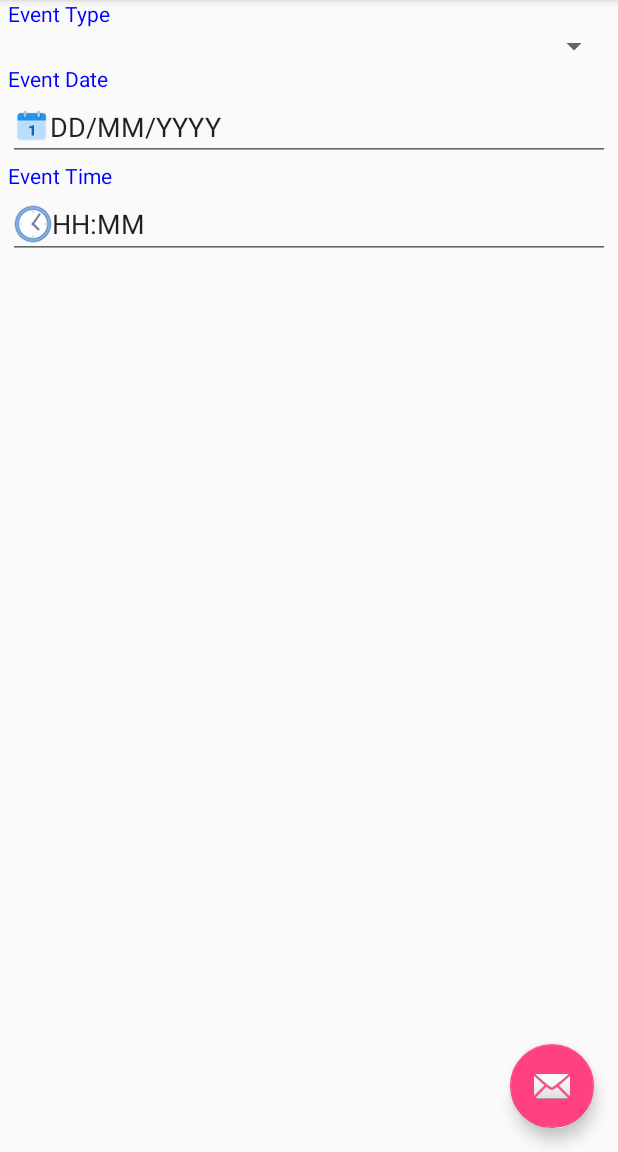
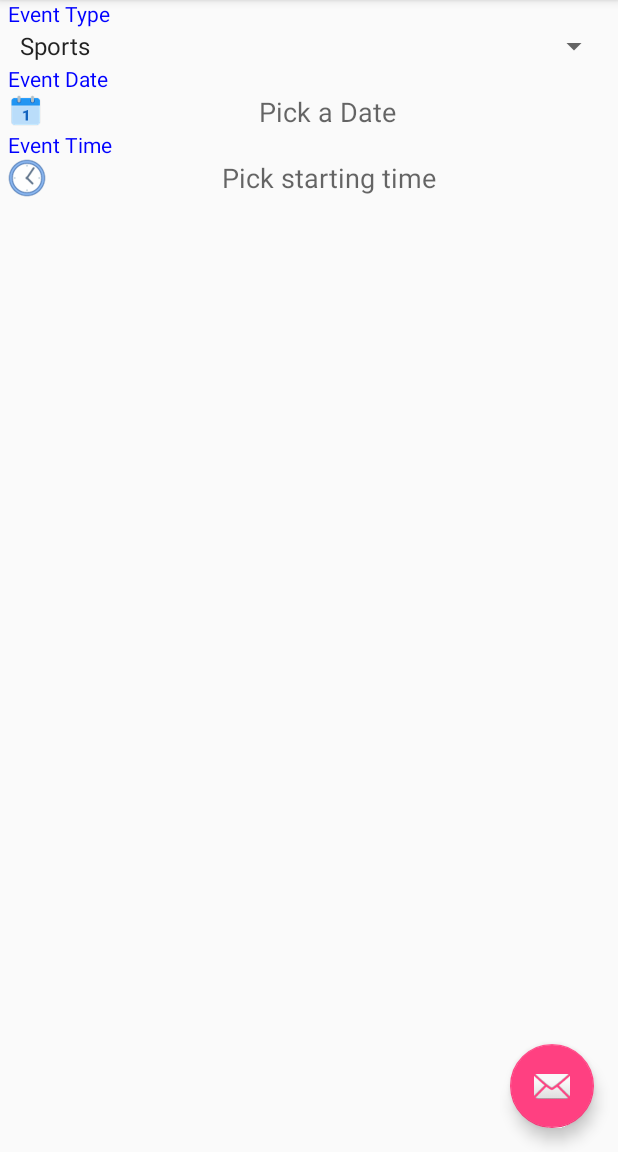
Before and after one commit to melyaman/Weew, an Android app: the screen it shows after launch (MainActivity), in the side drawer, after a tap on "create Event", on a phone screen of 412 x 824 dp, the part 84-1236 px from its top. Run offline under Robolectric (Android 15) with nearby library versions, the light colour scheme and no system bars.

Commit message:
added drawable

```diff
--- /dev/null
+++ b/app/src/main/res/drawable/edit_text_style.xml
@@ -0,0 +1,4 @@
+<?xml version="1.0" encoding="utf-8"?>
+<selector xmlns:android="http://schemas.android.com/apk/res/android">
+
+</selector>
--- a/app/src/main/res/layout/fragment_create.xml
+++ b/app/src/main/res/layout/fragment_create.xml
@@ -36,12 +36,15 @@
         android:layout_width="match_parent"
         android:layout_height="wrap_content"
         android:inputType="textPersonName"
-        android:text="DD/MM/YYYY"
         android:ems="10"
         android:id="@+id/eventDateText"
         android:focusable="false"
         android:drawableLeft="@drawable/ic_calendar"
-        android:layout_below="@id/text_event_date"/>
+        android:layout_below="@id/text_event_date"
+        android:ellipsize="start"
+        android:gravity="center"
+        android:hint="Pick a Date"
+        android:background="@drawable/edit_text_style"/>
     <TextView
         android:text="Event Time"
         android:textColor="#0000FF"
@@ -53,12 +56,15 @@
         android:layout_width="match_parent"
         android:layout_height="wrap_content"
         android:inputType="textPersonName"
-        android:text="HH:MM"
         android:ems="10"
         android:id="@+id/eventTimeText"
         android:focusable="false"
         android:drawableLeft="@drawable/ic_clock"
-        android:layout_below="@id/text_event_time"/>
+        android:layout_below="@id/text_event_time"
+        android:ellipsize="start"
+        android:gravity="center"
+        android:hint="Pick starting time"
+        android:background="@drawable/edit_text_style"/>
 
 
 </RelativeLayout>
--- /dev/null
+++ b/app/src/main/res/values/events_choices.xml
@@ -0,0 +1,12 @@
+<?xml version="1.0" encoding="utf-8"?>
+<resources>
+    <string-array name="event_choices">
+        <item>Sports</item>
+        <item>NightLife</item>
+        <item>Food</item>
+        <item>Study Groups</item>
+        <item>Travel</item>
+        <item>Others</item>
+    </string-array>
+
+</resources>
```
